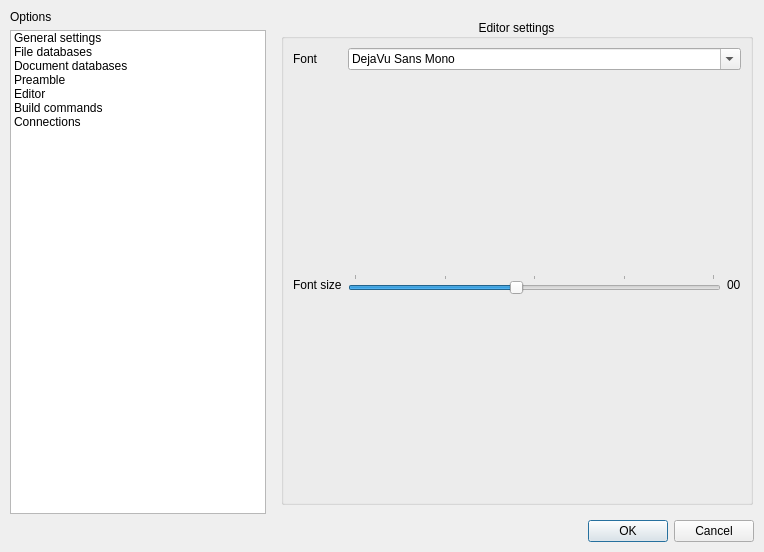
Old version of the form datatex/paths.ui in the repository CSMathematics/DataTex.
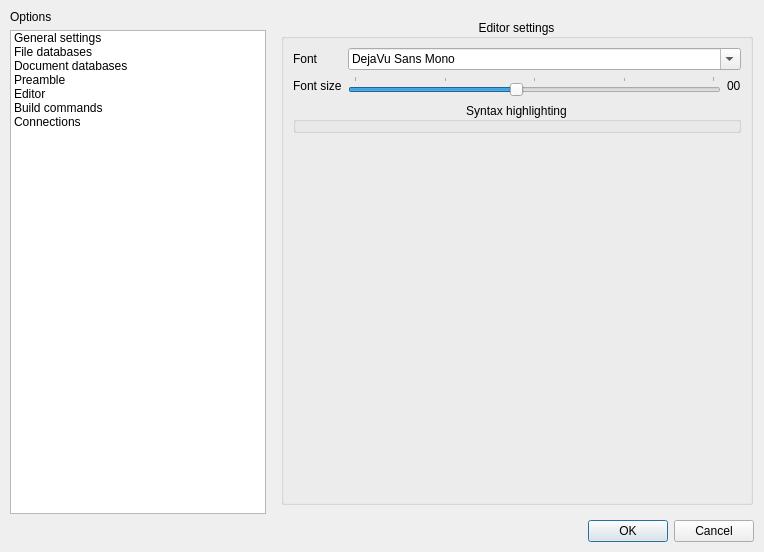
New version of the form. The open tabs and pages were chosen to show the change. Icons and pictures are not drawn. Custom widgets are drawn as their Qt base class.

```diff
--- a/datatex/paths.ui
+++ b/datatex/paths.ui
@@ -777,6 +777,19 @@
           <set>Qt::AlignCenter</set>
          </property>
          <layout class="QGridLayout" name="gridLayout_12">
+          <item row="2" column="0">
+           <spacer name="verticalSpacer_2">
+            <property name="orientation">
+             <enum>Qt::Vertical</enum>
+            </property>
+            <property name="sizeHint" stdset="0">
+             <size>
+              <width>20</width>
+              <height>40</height>
+             </size>
+            </property>
+           </spacer>
+          </item>
           <item row="0" column="0">
            <layout class="QGridLayout" name="gridLayout_14">
             <item row="1" column="1">
@@ -843,6 +856,16 @@
             </item>
            </layout>
           </item>
+          <item row="1" column="0">
+           <widget class="QGroupBox" name="groupBox_9">
+            <property name="title">
+             <string>Syntax highlighting</string>
+            </property>
+            <property name="alignment">
+             <set>Qt::AlignCenter</set>
+            </property>
+           </widget>
+          </item>
          </layout>
         </widget>
        </item>
```
Left out of the diff: 6 changed lines with no effect on the pictures.
